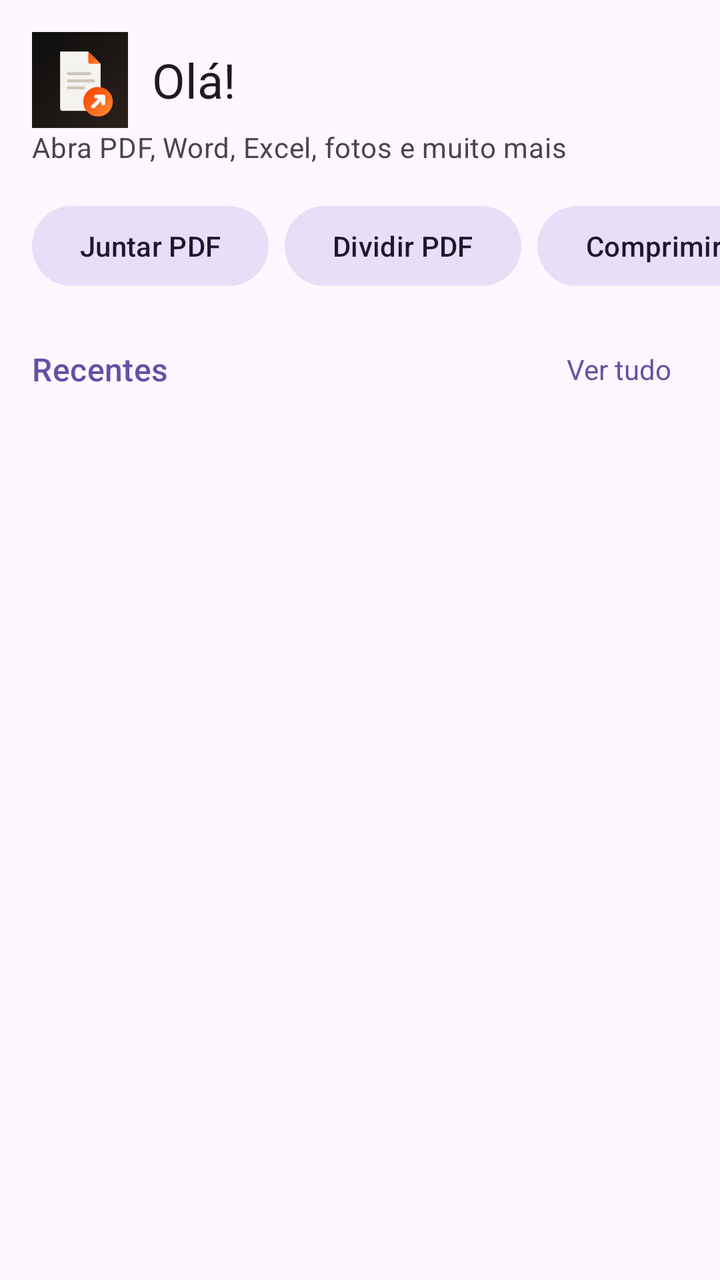
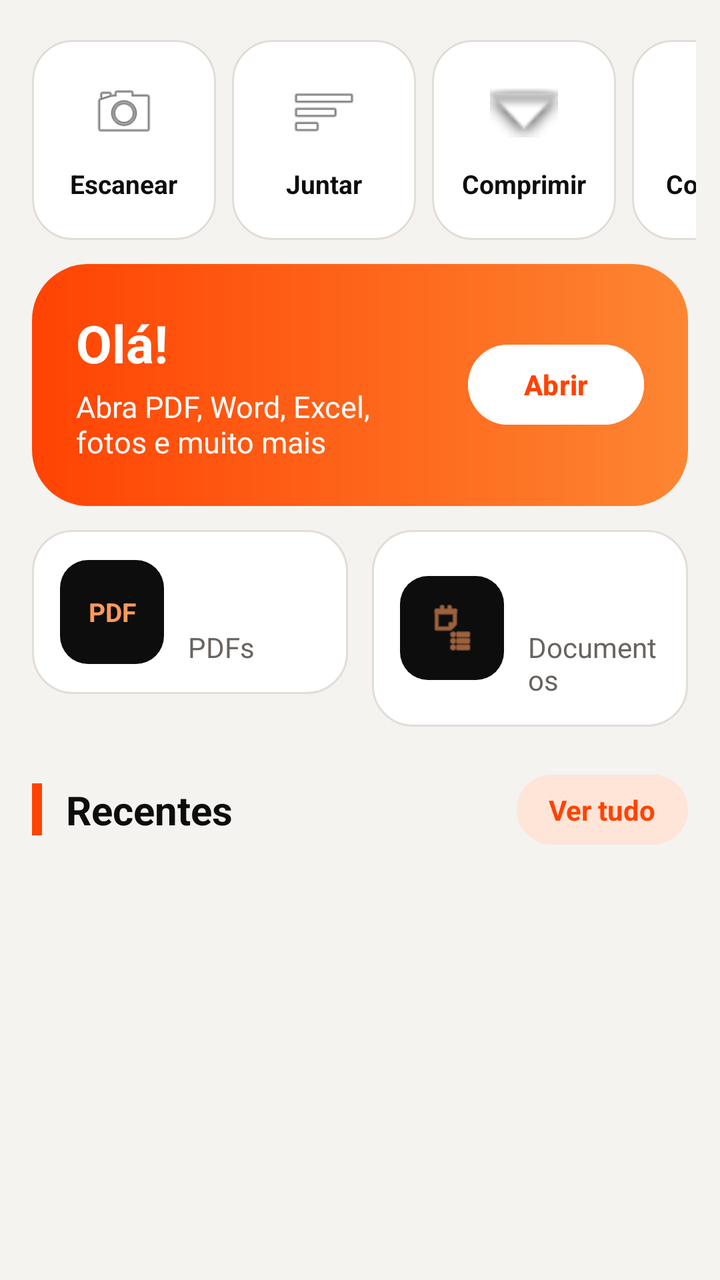

Before-and-after screenshots of an Android layout around one commit, followed by the original layout XML and the change that was made.
<!-- AndroidManifest.xml: application theme Base_AbreTudo -->
<!-- res/layout/fragment_inicio.xml -->
<?xml version="1.0" encoding="utf-8"?>
<LinearLayout xmlns:android="http://schemas.android.com/apk/res/android"
    xmlns:app="http://schemas.android.com/apk/res-auto"
    android:layout_width="match_parent"
    android:layout_height="match_parent"
    android:orientation="vertical">

    <LinearLayout
        android:layout_width="match_parent"
        android:layout_height="wrap_content"
        android:gravity="center_vertical"
        android:orientation="horizontal"
        android:paddingStart="16dp"
        android:paddingTop="16dp"
        android:paddingEnd="16dp">

        <ImageView
            android:layout_width="48dp"
            android:layout_height="48dp"
            android:layout_marginEnd="12dp"
            android:contentDescription="Abre Tudo"
            android:src="@drawable/logo_app" />

        <TextView
            android:layout_width="wrap_content"
            android:layout_height="wrap_content"
            android:text="Olá!"
            android:textAppearance="?attr/textAppearanceHeadlineSmall"
            android:textColor="?attr/colorOnSurface" />

    </LinearLayout>

    <TextView
        android:layout_width="match_parent"
        android:layout_height="wrap_content"
        android:paddingStart="16dp"
        android:paddingEnd="16dp"
        android:paddingBottom="12dp"
        android:text="Abra PDF, Word, Excel, fotos e muito mais"
        android:textAppearance="?attr/textAppearanceBodyMedium"
        android:textColor="?attr/colorOnSurfaceVariant" />

    <HorizontalScrollView
        android:layout_width="match_parent"
        android:layout_height="wrap_content"
        android:scrollbars="none">

        <LinearLayout
            android:layout_width="wrap_content"
            android:layout_height="wrap_content"
            android:orientation="horizontal"
            android:paddingStart="12dp"
            android:paddingEnd="12dp">

            <com.google.android.material.button.MaterialButton
                android:id="@+id/atalhoJuntar"
                style="@style/Widget.Material3.Button.TonalButton"
                android:layout_width="wrap_content"
                android:layout_height="wrap_content"
                android:layout_margin="4dp"
                android:text="Juntar PDF" />

            <com.google.android.material.button.MaterialButton
                android:id="@+id/atalhoDividir"
                style="@style/Widget.Material3.Button.TonalButton"
                android:layout_width="wrap_content"
                android:layout_height="wrap_content"
                android:layout_margin="4dp"
                android:text="Dividir PDF" />

            <com.google.android.material.button.MaterialButton
                android:id="@+id/atalhoComprimir"
                style="@style/Widget.Material3.Button.TonalButton"
                android:layout_width="wrap_content"
                android:layout_height="wrap_content"
                android:layout_margin="4dp"
                android:text="Comprimir" />

            <com.google.android.material.button.MaterialButton
                android:id="@+id/atalhoFotos"
                style="@style/Widget.Material3.Button.TonalButton"
                android:layout_width="wrap_content"
                android:layout_height="wrap_content"
                android:layout_margin="4dp"
                android:text="Fotos em PDF" />

        </LinearLayout>
    </HorizontalScrollView>

    <LinearLayout
        android:layout_width="match_parent"
        android:layout_height="wrap_content"
        android:gravity="center_vertical"
        android:orientation="horizontal"
        android:paddingStart="16dp"
        android:paddingEnd="16dp"
        android:paddingTop="16dp"
        android:paddingBottom="4dp">

        <TextView
            android:layout_width="0dp"
            android:layout_height="wrap_content"
            android:layout_weight="1"
            android:text="Recentes"
            android:textAppearance="?attr/textAppearanceTitleMedium"
            android:textColor="?attr/colorPrimary" />

        <TextView
            android:id="@+id/verTudo"
            android:layout_width="wrap_content"
            android:layout_height="wrap_content"
            android:background="?attr/selectableItemBackground"
            android:padding="8dp"
            android:text="Ver tudo"
            android:textColor="?attr/colorPrimary" />

    </LinearLayout>

    <FrameLayout
        android:layout_width="match_parent"
        android:layout_height="0dp"
        android:layout_weight="1">

        <androidx.recyclerview.widget.RecyclerView
            android:id="@+id/lista"
            android:layout_width="match_parent"
            android:layout_height="match_parent"
            android:clipToPadding="false"
            android:paddingBottom="144dp" />

        <TextView
            android:id="@+id/vazio"
            android:layout_width="wrap_content"
            android:layout_height="wrap_content"
            android:layout_gravity="center"
            android:gravity="center"
            android:padding="32dp"
            android:textAppearance="?attr/textAppearanceBodyLarge"
            android:textColor="?attr/colorOnSurfaceVariant"
            android:visibility="gone" />

    </FrameLayout>

</LinearLayout>
<!-- resources referenced by this layout -->
<resources>
  <!-- drawable logo_app (drawable) -->
  <?xml version="1.0" encoding="utf-8"?>
  <vector xmlns:android="http://schemas.android.com/apk/res/android" xmlns:aapt="http://schemas.android.com/aapt"
      android:height="512dp"
      android:width="512dp"
      android:viewportWidth="512"
      android:viewportHeight="512">
      <path
          android:fillColor="@drawable/logo_app_fundo_gradiente"
          android:pathData="M0,0 H512 V512 H0 Z"/>
      <group>
          <path
              android:fillColor="#f5f3ef"
              android:pathData="M150,104 H300 L366,170 V408 Q366,420 354,420 H162 Q150,420 150,408 Z"/>
          <path
              android:fillColor="@drawable/logo_app_gradiente_a"
              android:pathData="M300,104 V158 Q300,170 312,170 H366 Z"/>
          <path
              android:pathData="M194,222 H308 M194,260 H328 M194,298 H274"
              android:strokeColor="#cfc5b8"
              android:strokeWidth="16"
              android:strokeLineCap="round"/>
          <path
              android:fillColor="@drawable/logo_app_gradiente_b"
              android:pathData="M280,372 A72,72 0 1,0 424,372 A72,72 0 1,0 280,372 Z"
              android:strokeColor="#0d0d0d"
              android:strokeWidth="14"/>
          <path
              android:pathData="M326,398 L378,346 M342,344 H380 V382"
              android:strokeColor="#ffffff"
              android:strokeWidth="20"
              android:strokeLineCap="round"
              android:strokeLineJoin="round"/>
      </group>
  </vector>
  <style name="Base_AbreTudo" parent="Theme.Material3.DayNight.NoActionBar" />
  <!-- drawable logo_app_fundo_gradiente (drawable) -->
  <?xml version="1.0" encoding="utf-8"?>
  <gradient xmlns:android="http://schemas.android.com/apk/res/android" xmlns:aapt="http://schemas.android.com/aapt"
      android:startColor="#0d0d0d"
      android:endColor="#2b211b"
      android:angle="0"
      android:type="linear"
      android:startX="0"
      android:startY="0"
      android:endX="512"
      android:endY="512"/>
  <!-- drawable logo_app_gradiente_a (drawable) -->
  <?xml version="1.0" encoding="utf-8"?>
  <gradient xmlns:android="http://schemas.android.com/apk/res/android" xmlns:aapt="http://schemas.android.com/aapt"
      android:startColor="#ff4000"
      android:endColor="#fc8a34"
      android:angle="0"
      android:type="linear"
      android:startX="300"
      android:startY="104"
      android:endX="366"
      android:endY="170"/>
  <!-- drawable logo_app_gradiente_b (drawable) -->
  <?xml version="1.0" encoding="utf-8"?>
  <gradient xmlns:android="http://schemas.android.com/apk/res/android" xmlns:aapt="http://schemas.android.com/aapt"
      android:startColor="#ff4000"
      android:endColor="#fc8a34"
      android:angle="0"
      android:type="linear"
      android:startX="280"
      android:startY="300"
      android:endX="424"
      android:endY="444"/>
</resources>

<!-- the commit's change to res/layout/fragment_inicio.xml (unified diff, before → after) -->
@@ -1,144 +1,376 @@
+<?xml version="1.0" encoding="utf-8"?>
+<androidx.core.widget.NestedScrollView xmlns:android="http://schemas.android.com/apk/res/android"
+    xmlns:app="http://schemas.android.com/apk/res-auto"
+    android:layout_width="match_parent"
+    android:layout_height="match_parent"
+    android:paddingBottom="120dp">
+
+    <LinearLayout
+        android:layout_width="match_parent"
+        android:layout_height="wrap_content"
+        android:orientation="vertical">
+
+        <HorizontalScrollView
+            android:layout_width="match_parent"
+            android:layout_height="wrap_content"
+            android:paddingStart="12dp"
+            android:paddingTop="16dp"
+            android:paddingEnd="12dp"
+            android:scrollbars="none">
+
+            <LinearLayout
+                android:layout_width="wrap_content"
+                android:layout_height="wrap_content"
+                android:orientation="horizontal">
+
+                <LinearLayout
+                    android:id="@+id/atalhoEscanear"
+                    style="@style/Atalho_AbreTudo"
+                    android:layout_width="92dp"
+                    android:layout_height="100dp">
+
+                    <ImageView
+                        android:id="@+id/iconeEscanear"
+                        style="@style/Atalho_Icone_AbreTudo"
+                        android:src="@android:drawable/ic_menu_camera" />
+
+                    <TextView
+                        style="@style/Atalho_Rotulo_AbreTudo"
+                        android:text="Escanear" />
+
+                </LinearLayout>
+
+                <LinearLayout
+                    android:id="@+id/atalhoJuntar"
+                    style="@style/Atalho_AbreTudo"
+                    android:layout_width="92dp"
+                    android:layout_height="100dp">
+
+                    <ImageView
+                        android:id="@+id/iconeJuntar"
+                        style="@style/Atalho_Icone_AbreTudo"
+                        android:src="@android:drawable/ic_menu_sort_by_size" />
+
+                    <TextView
+                        style="@style/Atalho_Rotulo_AbreTudo"
+                        android:text="Juntar" />
+
+                </LinearLayout>
+
+                <LinearLayout
+                    android:id="@+id/atalhoComprimir"
+                    style="@style/Atalho_AbreTudo"
+                    android:layout_width="92dp"
+                    android:layout_height="100dp">
+
+                    <ImageView
+                        android:id="@+id/iconeComprimir"
+                        style="@style/Atalho_Icone_AbreTudo"
+                        android:src="@android:drawable/arrow_down_float" />
+
+                    <TextView
+                        style="@style/Atalho_Rotulo_AbreTudo"
+                        android:text="Comprimir" />
+
+                </LinearLayout>
+
+                <LinearLayout
+                    android:id="@+id/atalhoConverter"
+                    style="@style/Atalho_AbreTudo"
+                    android:layout_width="92dp"
+                    android:layout_height="100dp">
+
+                    <ImageView
+                        android:id="@+id/iconeConverter"
+                        style="@style/Atalho_Icone_AbreTudo"
+                        android:src="@android:drawable/ic_menu_rotate" />
+
+                    <TextView
+                        style="@style/Atalho_Rotulo_AbreTudo"
+                        android:text="Converter" />
+
+                </LinearLayout>
+
+                <LinearLayout
+                    android:id="@+id/atalhoAssinar"
+                    style="@style/Atalho_AbreTudo"
+                    android:layout_width="92dp"
+                    android:layout_height="100dp">
+
+                    <ImageView
+                        android:id="@+id/iconeAssinar"
+                        style="@style/Atalho_Icone_AbreTudo"
+                        android:src="@android:drawable/ic_menu_edit" />
+
+                    <TextView
+                        style="@style/Atalho_Rotulo_AbreTudo"
+                        android:text="Assinar" />
+
+                </LinearLayout>
+
+            </LinearLayout>
+        </HorizontalScrollView>
+
+        <LinearLayout
+            android:id="@+id/cartaoBoasVindas"
+            android:layout_width="match_parent"
+            android:layout_height="wrap_content"
+            android:layout_marginStart="16dp"
+            android:layout_marginTop="8dp"
+            android:layout_marginEnd="16dp"
+            android:background="@drawable/hero_fundo"
+            android:gravity="center_vertical"
+            android:orientation="horizontal"
+            android:padding="22dp">
+
+            <LinearLayout
+                android:layout_width="0dp"
+                android:layout_height="wrap_content"
+                android:layout_weight="1"
+                android:orientation="vertical">
+
+                <TextView
+                    android:layout_width="wrap_content"
+                    android:layout_height="wrap_content"
+                    android:text="Olá!"
+                    android:textColor="#FFFFFF"
+                    android:textSize="26sp"
+                    android:textStyle="bold" />
+
+                <TextView
+                    android:layout_width="match_parent"
+                    android:layout_height="wrap_content"
+                    android:layout_marginTop="4dp"
+                    android:text="Abra PDF, Word, Excel, fotos e muito mais"
+                    android:textColor="#FFFFFFFF"
+                    android:textSize="15sp" />
+
+            </LinearLayout>
+
+            <com.google.android.material.button.MaterialButton
+                android:id="@+id/abrirArquivo"
+                android:layout_width="wrap_content"
+                android:layout_height="wrap_content"
+                android:layout_marginStart="12dp"
+                android:backgroundTint="#FFFFFF"
+                android:text="Abrir"
+                android:textColor="@color/app_laranja"
+                android:textStyle="bold"
+                app:cornerRadius="50dp" />
+
+        </LinearLayout>
+
+        <LinearLayout
+            android:layout_width="match_parent"
+            android:layout_height="wrap_content"
+            android:layout_marginStart="16dp"
+            android:layout_marginTop="12dp"
+            android:layout_marginEnd="16dp"
+            android:orientation="horizontal">
+
+            <LinearLayout
+                android:layout_width="0dp"
+                android:layout_height="wrap_content"
+                android:layout_marginEnd="6dp"
+                android:layout_weight="1"
+                android:background="@drawable/card_fundo"
+                android:gravity="center_vertical"
+                android:orientation="horizontal"
+                android:padding="14dp">
+
+                <FrameLayout
+                    android:layout_width="52dp"
+                    android:layout_height="52dp"
+                    android:background="@drawable/tile_fundo">
+
+                    <TextView
+                        android:layout_width="match_parent"
+                        android:layout_height="match_parent"
+                        android:gravity="center"
+                        android:text="PDF"
+                        android:textColor="@color/app_tile_icone"
+                        android:textSize="13sp"
+                        android:textStyle="bold" />
+
+                </FrameLayout>
+
+                <LinearLayout
+                    android:layout_width="wrap_content"
+                    android:layout_height="wrap_content"
+                    android:layout_marginStart="12dp"
+                    android:orientation="vertical">
+
+                    <TextView
+                        android:id="@+id/contaPdf"
+                        android:layout_width="wrap_content"
+                        android:layout_height="wrap_content"
+                        android:textColor="@color/app_texto"
+                        android:textSize="26sp"
+                        android:textStyle="bold" />
+
+                    <TextView
+                        android:layout_width="wrap_content"
+                        android:layout_height="wrap_content"
+                        android:text="PDFs"
+                        android:textColor="@color/app_texto_secundario" />
+
+                </LinearLayout>
+
+            </LinearLayout>
+
+            <LinearLayout
+                android:layout_width="0dp"
+                android:layout_height="wrap_content"
+                android:layout_marginStart="6dp"
+                android:layout_weight="1"
+                android:background="@drawable/card_fundo"
+                android:gravity="center_vertical"
+                android:orientation="horizontal"
+                android:padding="14dp">
+
+                <FrameLayout
+                    android:layout_width="52dp"
+                    android:layout_height="52dp"
+                    android:background="@drawable/tile_fundo">
+
+                    <ImageView
+                        android:layout_width="26dp"
+                        android:layout_height="26dp"
+                        android:layout_gravity="center"
+                        android:src="@android:drawable/ic_menu_agenda"
+                        app:tint="@color/app_tile_icone" />
+
+                </FrameLayout>
+
+                <LinearLayout
+                    android:layout_width="wrap_content"
+                    android:layout_height="wrap_content"
+                    android:layout_marginStart="12dp"
+                    android:orientation="vertical">
+
+                    <TextView
+                        android:id="@+id/contaDocumentos"
+                        android:layout_width="wrap_content"
+                        android:layout_height="wrap_content"
+                        android:textColor="@color/app_texto"
+                        android:textSize="26sp"
+                        android:textStyle="bold" />
+
+                    <TextView
+                        android:layout_width="wrap_content"
+                        android:layout_height="wrap_content"
+                        android:text="Documentos"
+                        android:textColor="@color/app_texto_secundario" />
+
+                </LinearLayout>
+
+            </LinearLayout>
+
+        </LinearLayout>
+
+        <LinearLayout
+            android:layout_width="match_parent"
+            android:layout_height="wrap_content"
+            android:gravity="center_vertical"
+            android:orientation="horizontal"
+            android:paddingStart="16dp"
+            android:paddingTop="24dp"
+            android:paddingEnd="16dp"
+            android:paddingBottom="10dp">
+
+            <View
+                android:layout_width="5dp"
+                android:layout_height="26dp"
+                android:background="@color/app_laranja"
+                android:id="@+id/barraRecentes" />
+
+            <TextView
+                android:layout_width="0dp"
+                android:layout_height="wrap_content"
+                android:layout_marginStart="12dp"
+                android:layout_weight="1"
+                android:text="Recentes"
+                android:textColor="@color/app_texto"
+                android:textSize="20sp"
+                android:textStyle="bold" />
+
+            <TextView
+                android:id="@+id/verTudo"
+                android:layout_width="wrap_content"
+                android:layout_height="wrap_content"
+                android:background="@drawable/pilula_fundo"
+                android:paddingStart="16dp"
+                android:paddingTop="8dp"
+                android:paddingEnd="16dp"
+                android:paddingBottom="8dp"
+                android:text="Ver tudo"
+                android:textColor="@color/app_laranja"
+                android:textStyle="bold" />
+
+        </LinearLayout>
+
+        <FrameLayout
+            android:layout_width="match_parent"
+            android:layout_height="wrap_content">
+
+            <androidx.recyclerview.widget.RecyclerView
+                android:id="@+id/lista"
+                android:layout_width="match_parent"
+                android:layout_height="wrap_content"
+                android:nestedScrollingEnabled="false" />
+
+            <include
+                android:id="@+id/vazio"
+                layout="@layout/estado_vazio"
+                android:layout_gravity="center"
+                android:visibility="gone" />
+
+        </FrameLayout>
+
+    </LinearLayout>
+
+</androidx.core.widget.NestedScrollView>
+<!-- res/layout/estado_vazio.xml (included above) -->
 <?xml version="1.0" encoding="utf-8"?>
 <LinearLayout xmlns:android="http://schemas.android.com/apk/res/android"
     xmlns:app="http://schemas.android.com/apk/res-auto"
-    android:layout_width="match_parent"
-    android:layout_height="match_parent"
-    android:orientation="vertical">
-
-    <LinearLayout
-        android:layout_width="match_parent"
+    android:layout_width="wrap_content"
+    android:layout_height="wrap_content"
+    android:gravity="center_horizontal"
+    android:orientation="vertical"
+    android:padding="32dp">
+
+    <FrameLayout
+        android:layout_width="80dp"
+        android:layout_height="80dp"
+        android:background="@drawable/tile_fundo">
+
+        <ImageView
+            android:id="@+id/vazioIcone"
+            android:layout_width="36dp"
+            android:layout_height="36dp"
+            android:layout_gravity="center"
+            android:src="@android:drawable/btn_star_big_off"
+            app:tint="@color/app_tile_icone" />
+
+    </FrameLayout>
+
+    <TextView
+        android:id="@+id/vazioTitulo"
+        android:layout_width="wrap_content"
         android:layout_height="wrap_content"
-        android:gravity="center_vertical"
-        android:orientation="horizontal"
-        android:paddingStart="16dp"
-        android:paddingTop="16dp"
-        android:paddingEnd="16dp">
-
-        <ImageView
-            android:layout_width="48dp"
-            android:layout_height="48dp"
-            android:layout_marginEnd="12dp"
-            android:contentDescription="Abre Tudo"
-            android:src="@drawable/logo_app" />
-
-        <TextView
-            android:layout_width="wrap_content"
-            android:layout_height="wrap_content"
-            android:text="Olá!"
-            android:textAppearance="?attr/textAppearanceHeadlineSmall"
-            android:textColor="?attr/colorOnSurface" />
-
-    </LinearLayout>
+        android:layout_marginTop="20dp"
+        android:textColor="@color/app_texto"
+        android:textSize="20sp"
+        android:textStyle="bold" />
 
     <TextView
-        android:layout_width="match_parent"
+        android:id="@+id/vazioTexto"
+        android:layout_width="wrap_content"
         android:layout_height="wrap_content"
-        android:paddingStart="16dp"
-        android:paddingEnd="16dp"
-        android:paddingBottom="12dp"
-        android:text="Abra PDF, Word, Excel, fotos e muito mais"
-        android:textAppearance="?attr/textAppearanceBodyMedium"
-        android:textColor="?attr/colorOnSurfaceVariant" />
-
-    <HorizontalScrollView
-        android:layout_width="match_parent"
-        android:layout_height="wrap_content"
-        android:scrollbars="none">
-
-        <LinearLayout
-            android:layout_width="wrap_content"
-            android:layout_height="wrap_content"
-            android:orientation="horizontal"
-            android:paddingStart="12dp"
-            android:paddingEnd="12dp">
-
-            <com.google.android.material.button.MaterialButton
-                android:id="@+id/atalhoJuntar"
-                style="@style/Widget.Material3.Button.TonalButton"
-                android:layout_width="wrap_content"
-                android:layout_height="wrap_content"
-                android:layout_margin="4dp"
-                android:text="Juntar PDF" />
-
-            <com.google.android.material.button.MaterialButton
-                android:id="@+id/atalhoDividir"
-                style="@style/Widget.Material3.Button.TonalButton"
-                android:layout_width="wrap_content"
-                android:layout_height="wrap_content"
-                android:layout_margin="4dp"
-                android:text="Dividir PDF" />
-
-            <com.google.android.material.button.MaterialButton
-                android:id="@+id/atalhoComprimir"
-                style="@style/Widget.Material3.Button.TonalButton"
-                android:layout_width="wrap_content"
-                android:layout_height="wrap_content"
-                android:layout_margin="4dp"
-                android:text="Comprimir" />
-
-            <com.google.android.material.button.MaterialButton
-                android:id="@+id/atalhoFotos"
-                style="@style/Widget.Material3.Button.TonalButton"
-                android:layout_width="wrap_content"
-                android:layout_height="wrap_content"
-                android:layout_margin="4dp"
-                android:text="Fotos em PDF" />
-
-        </LinearLayout>
-    </HorizontalScrollView>
-
-    <LinearLayout
-        android:layout_width="match_parent"
-        android:layout_height="wrap_content"
-        android:gravity="center_vertical"
-        android:orientation="horizontal"
-        android:paddingStart="16dp"
-        android:paddingEnd="16dp"
-        android:paddingTop="16dp"
-        android:paddingBottom="4dp">
-
-        <TextView
-            android:layout_width="0dp"
-            android:layout_height="wrap_content"
-            android:layout_weight="1"
-            android:text="Recentes"
-            android:textAppearance="?attr/textAppearanceTitleMedium"
-            android:textColor="?attr/colorPrimary" />
-
-        <TextView
-            android:id="@+id/verTudo"
-            android:layout_width="wrap_content"
-            android:layout_height="wrap_content"
-            android:background="?attr/selectableItemBackground"
-            android:padding="8dp"
-            android:text="Ver tudo"
-            android:textColor="?attr/colorPrimary" />
-
-    </LinearLayout>
-
-    <FrameLayout
-        android:layout_width="match_parent"
-        android:layout_height="0dp"
-        android:layout_weight="1">
-
-        <androidx.recyclerview.widget.RecyclerView
-            android:id="@+id/lista"
-            android:layout_width="match_parent"
-            android:layout_height="match_parent"
-            android:clipToPadding="false"
-            android:paddingBottom="144dp" />
-
-        <TextView
-            android:id="@+id/vazio"
-            android:layout_width="wrap_content"
-            android:layout_height="wrap_content"
-            android:layout_gravity="center"
-            android:gravity="center"
-            android:padding="32dp"
-            android:textAppearance="?attr/textAppearanceBodyLarge"
-            android:textColor="?attr/colorOnSurfaceVariant"
-            android:visibility="gone" />
-
-    </FrameLayout>
+        android:layout_marginTop="8dp"
+        android:gravity="center"
+        android:textColor="@color/app_texto_secundario"
+        android:textSize="15sp" />
 
 </LinearLayout>
<!-- resource entries referenced after the edit -->
@@ -1,73 +1,65 @@
 <!-- resources referenced by this layout -->
 <resources>
-  <!-- drawable logo_app (drawable) -->
+  <color name="app_laranja">#FF4303</color>
+  <color name="app_texto">#0D0D0D</color>
+  <color name="app_texto_secundario">#6A635D</color>
+  <color name="app_tile_icone">#FF9A5C</color>
+  <!-- drawable card_fundo (drawable) -->
   <?xml version="1.0" encoding="utf-8"?>
-  <vector xmlns:android="http://schemas.android.com/apk/res/android" xmlns:aapt="http://schemas.android.com/aapt"
-      android:height="512dp"
-      android:width="512dp"
-      android:viewportWidth="512"
-      android:viewportHeight="512">
-      <path
-          android:fillColor="@drawable/logo_app_fundo_gradiente"
-          android:pathData="M0,0 H512 V512 H0 Z"/>
-      <group>
-          <path
-              android:fillColor="#f5f3ef"
-              android:pathData="M150,104 H300 L366,170 V408 Q366,420 354,420 H162 Q150,420 150,408 Z"/>
-          <path
-              android:fillColor="@drawable/logo_app_gradiente_a"
-              android:pathData="M300,104 V158 Q300,170 312,170 H366 Z"/>
-          <path
-              android:pathData="M194,222 H308 M194,260 H328 M194,298 H274"
-              android:strokeColor="#cfc5b8"
-              android:strokeWidth="16"
-              android:strokeLineCap="round"/>
-          <path
-              android:fillColor="@drawable/logo_app_gradiente_b"
-              android:pathData="M280,372 A72,72 0 1,0 424,372 A72,72 0 1,0 280,372 Z"
-              android:strokeColor="#0d0d0d"
-              android:strokeWidth="14"/>
-          <path
-              android:pathData="M326,398 L378,346 M342,344 H380 V382"
-              android:strokeColor="#ffffff"
-              android:strokeWidth="20"
-              android:strokeLineCap="round"
-              android:strokeLineJoin="round"/>
-      </group>
-  </vector>
-  <style name="Base_AbreTudo" parent="Theme.Material3.DayNight.NoActionBar" />
-  <!-- drawable logo_app_fundo_gradiente (drawable) -->
+  <shape xmlns:android="http://schemas.android.com/apk/res/android" android:shape="rectangle">
+      <solid android:color="@color/app_cartao" />
+      <corners android:radius="20dp" />
+      <stroke android:width="1dp" android:color="@color/app_borda" />
+  </shape>
+  <!-- drawable hero_fundo (drawable) -->
   <?xml version="1.0" encoding="utf-8"?>
-  <gradient xmlns:android="http://schemas.android.com/apk/res/android" xmlns:aapt="http://schemas.android.com/aapt"
-      android:startColor="#0d0d0d"
-      android:endColor="#2b211b"
-      android:angle="0"
-      android:type="linear"
-      android:startX="0"
-      android:startY="0"
-      android:endX="512"
-      android:endY="512"/>
-  <!-- drawable logo_app_gradiente_a (drawable) -->
+  <shape xmlns:android="http://schemas.android.com/apk/res/android" android:shape="rectangle">
+      <gradient
+          android:angle="0"
+          android:startColor="@color/app_laranja"
+          android:endColor="@color/app_laranja_claro" />
+      <corners android:radius="28dp" />
+  </shape>
+  <!-- drawable pilula_fundo (drawable) -->
   <?xml version="1.0" encoding="utf-8"?>
-  <gradient xmlns:android="http://schemas.android.com/apk/res/android" xmlns:aapt="http://schemas.android.com/aapt"
-      android:startColor="#ff4000"
-      android:endColor="#fc8a34"
-      android:angle="0"
-      android:type="linear"
-      android:startX="300"
-      android:startY="104"
-      android:endX="366"
-      android:endY="170"/>
-  <!-- drawable logo_app_gradiente_b (drawable) -->
+  <shape xmlns:android="http://schemas.android.com/apk/res/android" android:shape="rectangle">
+      <solid android:color="@color/app_pilula" />
+      <corners android:radius="50dp" />
+  </shape>
+  <!-- drawable tile_fundo (drawable) -->
   <?xml version="1.0" encoding="utf-8"?>
-  <gradient xmlns:android="http://schemas.android.com/apk/res/android" xmlns:aapt="http://schemas.android.com/aapt"
-      android:startColor="#ff4000"
-      android:endColor="#fc8a34"
-      android:angle="0"
-      android:type="linear"
-      android:startX="280"
-      android:startY="300"
-      android:endX="424"
-      android:endY="444"/>
+  <shape xmlns:android="http://schemas.android.com/apk/res/android" android:shape="rectangle">
+      <solid android:color="@color/app_tile" />
+      <corners android:radius="14dp" />
+  </shape>
+  <style name="Atalho_AbreTudo">
+          <item name="android:orientation">vertical</item>
+          <item name="android:gravity">center</item>
+          <item name="android:background">@drawable/card_fundo</item>
+          <item name="android:layout_margin">4dp</item>
+      </style>
+  <style name="Atalho_Icone_AbreTudo">
+          <item name="android:layout_width">34dp</item>
+          <item name="android:layout_height">34dp</item>
+      </style>
+  <style name="Atalho_Rotulo_AbreTudo">
+          <item name="android:layout_width">wrap_content</item>
+          <item name="android:layout_height">wrap_content</item>
+          <item name="android:layout_marginTop">10dp</item>
+          <item name="android:textColor">@color/app_texto</item>
+          <item name="android:textSize">13sp</item>
+          <item name="android:textStyle">bold</item>
+      </style>
+  <style name="Base_AbreTudo" parent="Theme.Material3.DayNight.NoActionBar">
+          <item name="android:windowBackground">@color/app_fundo</item>
+          <item name="colorSecondaryContainer">@color/app_pilula</item>
+          <item name="colorOnSecondaryContainer">@color/app_laranja</item>
+      </style>
+  <color name="app_cartao">#FFFFFF</color>
+  <color name="app_borda">#E2DDD7</color>
+  <color name="app_laranja_claro">#FD8632</color>
+  <color name="app_pilula">#FFE5D8</color>
+  <color name="app_tile">#0D0D0D</color>
+  <color name="app_fundo">#F4F3EF</color>
 </resources>
 
